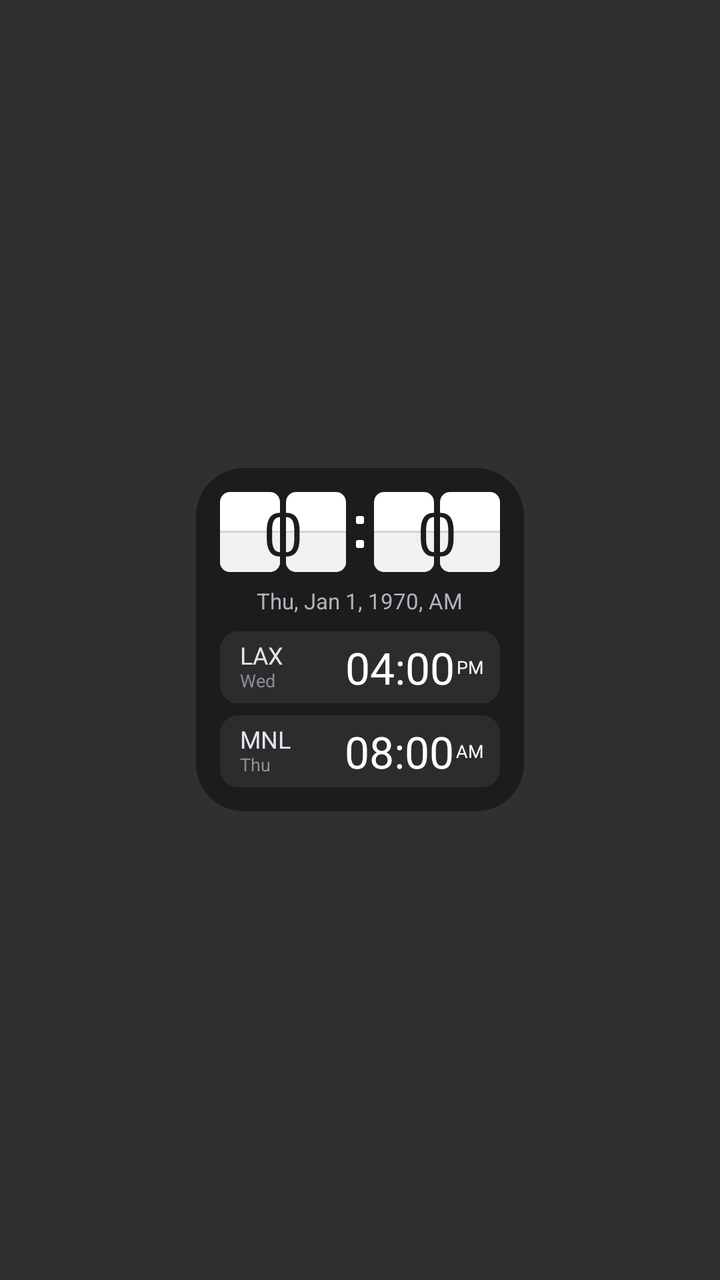
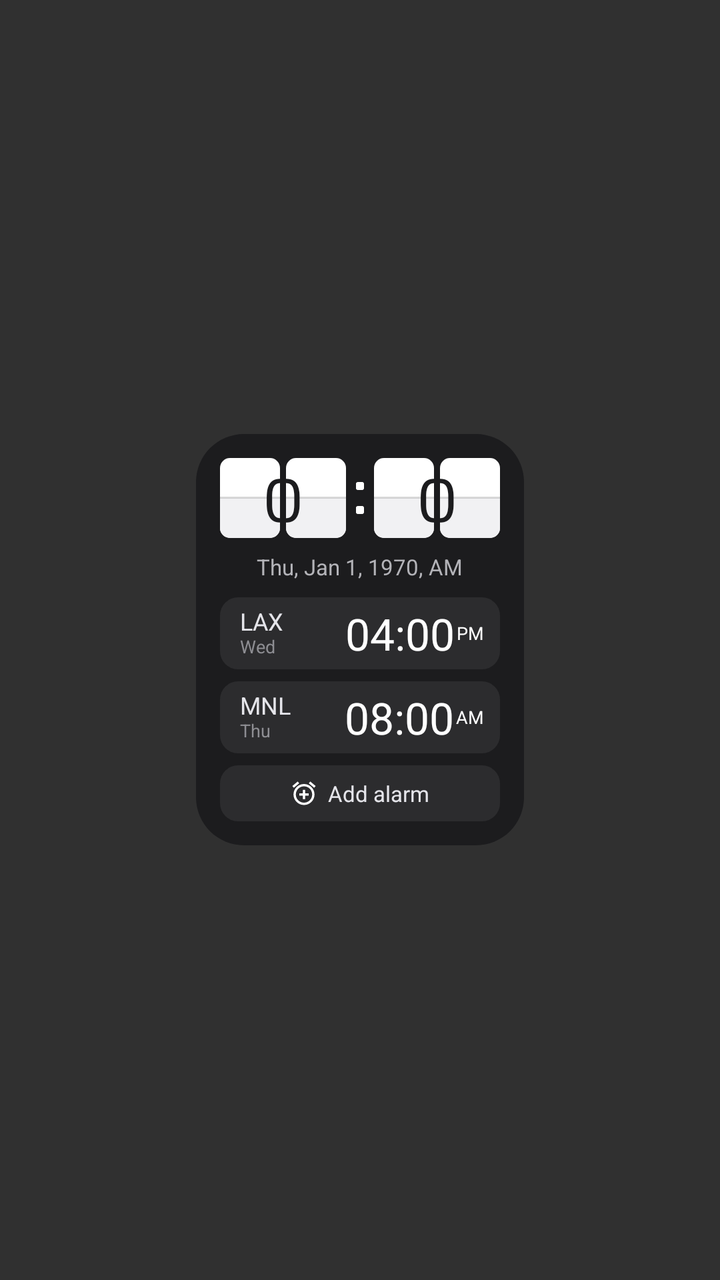

Before-and-after screenshots of an Android layout around one commit, followed by the original layout XML and the change that was made.
<!-- AndroidManifest.xml: application theme android:Theme.Material.NoActionBar -->
<!-- res/layout/widget.xml -->
<?xml version="1.0" encoding="utf-8"?>
<FrameLayout xmlns:android="http://schemas.android.com/apk/res/android"
    android:id="@+id/root"
    android:layout_width="match_parent"
    android:layout_height="match_parent">

    <LinearLayout
        android:layout_width="wrap_content"
        android:layout_height="wrap_content"
        android:layout_gravity="center"
        android:background="@drawable/widget_bg"
        android:orientation="vertical"
        android:padding="12dp">

        
        <LinearLayout
            android:layout_width="wrap_content"
            android:layout_height="wrap_content"
            android:layout_gravity="center_horizontal"
            android:orientation="horizontal">

            <FrameLayout style="@style/FlipCard">
                <TextClock style="@style/FlipDigit"
                    android:id="@+id/hour_tens"
                    android:layout_gravity="start"
                    android:format12Hour="hh"
                    android:format24Hour="hh"
                    android:timeZone="Asia/Manila" />
            </FrameLayout>

            <FrameLayout style="@style/FlipCard"
                android:layout_marginStart="3dp">
                <TextClock style="@style/FlipDigit"
                    android:id="@+id/hour_ones"
                    android:layout_gravity="end"
                    android:format12Hour="hh"
                    android:format24Hour="hh"
                    android:timeZone="Asia/Manila" />
            </FrameLayout>

            <LinearLayout
                android:layout_width="14dp"
                android:layout_height="40dp"
                android:gravity="center"
                android:orientation="vertical">
                <ImageView style="@style/ColonDot" />
                <ImageView style="@style/ColonDot"
                    android:layout_marginTop="8dp" />
            </LinearLayout>

            <FrameLayout style="@style/FlipCard">
                <TextClock style="@style/FlipDigit"
                    android:id="@+id/minute_tens"
                    android:layout_gravity="start"
                    android:format12Hour="mm"
                    android:format24Hour="mm"
                    android:timeZone="Asia/Manila" />
            </FrameLayout>

            <FrameLayout style="@style/FlipCard"
                android:layout_marginStart="3dp">
                <TextClock style="@style/FlipDigit"
                    android:id="@+id/minute_ones"
                    android:layout_gravity="end"
                    android:format12Hour="mm"
                    android:format24Hour="mm"
                    android:timeZone="Asia/Manila" />
            </FrameLayout>
        </LinearLayout>

        <TextClock
            android:id="@+id/main_date"
            android:layout_width="wrap_content"
            android:layout_height="wrap_content"
            android:layout_gravity="center_horizontal"
            android:layout_marginTop="7dp"
            android:format12Hour="EEE, MMM d, yyyy, a"
            android:format24Hour="EEE, MMM d, yyyy, a"
            android:textColor="#B3B3B8"
            android:textSize="11dp"
            android:timeZone="Asia/Manila" />

        <LinearLayout
            android:id="@+id/rows"
            android:layout_width="match_parent"
            android:layout_height="wrap_content"
            android:orientation="vertical"
            android:paddingTop="2dp">

            <LinearLayout style="@style/ZoneRow">
                <LinearLayout style="@style/ZoneLabel">
                    <TextView style="@style/ZoneCity"
                        android:text="LAX" />
                    <TextClock style="@style/ZoneDay"
                        android:timeZone="America/Los_Angeles" />
                </LinearLayout>
                <TextClock style="@style/ZoneTime"
                    android:timeZone="America/Los_Angeles" />
                <TextClock style="@style/ZoneAmPm"
                    android:timeZone="America/Los_Angeles" />
            </LinearLayout>

            <LinearLayout style="@style/ZoneRow">
                <LinearLayout style="@style/ZoneLabel">
                    <TextView style="@style/ZoneCity"
                        android:text="MNL" />
                    <TextClock style="@style/ZoneDay"
                        android:timeZone="Asia/Manila" />
                </LinearLayout>
                <TextClock style="@style/ZoneTime"
                    android:timeZone="Asia/Manila" />
                <TextClock style="@style/ZoneAmPm"
                    android:timeZone="Asia/Manila" />
            </LinearLayout>
        </LinearLayout>
    </LinearLayout>
</FrameLayout>
<!-- resources referenced by this layout -->
<resources>
  <!-- drawable widget_bg (drawable) -->
  <?xml version="1.0" encoding="utf-8"?>
  <shape xmlns:android="http://schemas.android.com/apk/res/android" android:shape="rectangle">
      <solid android:color="#1C1C1E" />
      <corners android:radius="24dp" />
  </shape>
  <style name="ColonDot">
          <item name="android:layout_width">4dp</item>
          <item name="android:layout_height">4dp</item>
          <item name="android:src">@drawable/colon_dot</item>
      </style>
  <style name="FlipCard">
          <item name="android:layout_width">30dp</item>
          <item name="android:layout_height">40dp</item>
          <item name="android:background">@drawable/flip_card</item>
      </style>
  <style name="ZoneAmPm">
          <item name="android:layout_width">wrap_content</item>
          <item name="android:layout_height">wrap_content</item>
          <item name="android:layout_marginStart">1dp</item>
          <item name="android:format12Hour">a</item>
          <item name="android:format24Hour">a</item>
          <item name="android:textColor">#FFFFFF</item>
          <item name="android:textSize">9dp</item>
      </style>
  <style name="ZoneCity">
          <item name="android:layout_width">wrap_content</item>
          <item name="android:layout_height">wrap_content</item>
          <item name="android:ellipsize">end</item>
          <item name="android:includeFontPadding">false</item>
          <item name="android:maxLines">1</item>
          <item name="android:textColor">#E5E5EA</item>
          <item name="android:textSize">12dp</item>
      </style>
  <style name="ZoneDay">
          <item name="android:layout_width">wrap_content</item>
          <item name="android:layout_height">wrap_content</item>
          <item name="android:format12Hour">EEE</item>
          <item name="android:format24Hour">EEE</item>
          <item name="android:includeFontPadding">false</item>
          <item name="android:textColor">#8E8E93</item>
          <item name="android:textSize">9dp</item>
      </style>
  <style name="ZoneLabel">
          <item name="android:layout_width">0dp</item>
          <item name="android:layout_height">wrap_content</item>
          <item name="android:layout_weight">1</item>
          <item name="android:orientation">vertical</item>
      </style>
  <style name="ZoneTime">
          <item name="android:layout_width">wrap_content</item>
          <item name="android:layout_height">wrap_content</item>
          <item name="android:format12Hour">hh:mm</item>
          <item name="android:format24Hour">hh:mm</item>
          <item name="android:textColor">#FFFFFF</item>
          <item name="android:textSize">22dp</item>
      </style>
  <!-- drawable colon_dot (drawable) -->
  <?xml version="1.0" encoding="utf-8"?>
  <shape xmlns:android="http://schemas.android.com/apk/res/android" android:shape="rectangle">
      <solid android:color="#FFFFFF" />
      <corners android:radius="1dp" />
  </shape>
  <!-- drawable row_bg (drawable) -->
  <?xml version="1.0" encoding="utf-8"?>
  <shape xmlns:android="http://schemas.android.com/apk/res/android" android:shape="rectangle">
      <solid android:color="#2C2C2E" />
      <corners android:radius="9dp" />
  </shape>
  <!-- unchanged entries left out for length: 3 -->
</resources>

<!-- the commit's change to res/layout/widget.xml (unified diff, before → after) -->
@@ -113,5 +113,27 @@
                     android:timeZone="Asia/Manila" />
             </LinearLayout>
         </LinearLayout>
+
+        
+        <LinearLayout
+            android:id="@+id/add_alarm"
+            android:layout_width="match_parent"
+            android:layout_height="28dp"
+            android:layout_marginTop="6dp"
+            android:background="@drawable/row_bg"
+            android:gravity="center"
+            android:orientation="horizontal">
+            <ImageView
+                android:layout_width="14dp"
+                android:layout_height="14dp"
+                android:src="@drawable/ic_alarm" />
+            <TextView
+                android:layout_width="wrap_content"
+                android:layout_height="wrap_content"
+                android:layout_marginStart="5dp"
+                android:text="Add alarm"
+                android:textColor="#E5E5EA"
+                android:textSize="11dp" />
+        </LinearLayout>
     </LinearLayout>
 </FrameLayout>
<!-- resource entries referenced after the edit -->
@@ -1,5 +1,16 @@
 <!-- resources referenced by this layout -->
 <resources>
+  <!-- drawable ic_alarm (drawable) -->
+  <?xml version="1.0" encoding="utf-8"?>
+  <vector xmlns:android="http://schemas.android.com/apk/res/android"
+      android:width="24dp"
+      android:height="24dp"
+      android:viewportWidth="24"
+      android:viewportHeight="24">
+      <path
+          android:fillColor="#FFFFFF"
+          android:pathData="M7.88,3.39L6.6,1.86 2,5.71l1.29,1.53 4.59,-3.85zM22,5.72l-4.6,-3.86 -1.29,1.53 4.6,3.86L22,5.72zM12,4c-4.97,0 -9,4.03 -9,9s4.02,9 9,9c4.97,0 9,-4.03 9,-9s-4.03,-9 -9,-9zM12,20c-3.87,0 -7,-3.13 -7,-7s3.13,-7 7,-7 7,3.13 7,7 -3.13,7 -7,7zM13,9h-2v3H8v2h3v3h2v-3h3v-2h-3V9z" />
+  </vector>
   <!-- drawable widget_bg (drawable) -->
   <?xml version="1.0" encoding="utf-8"?>
   <shape xmlns:android="http://schemas.android.com/apk/res/android" android:shape="rectangle">
